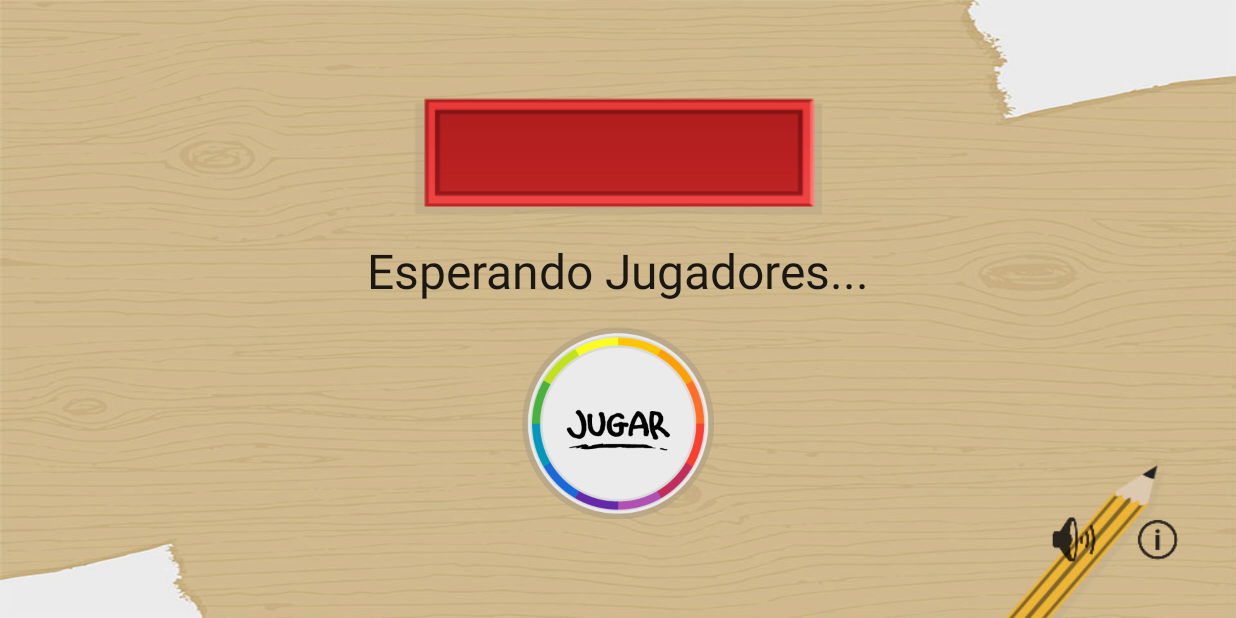
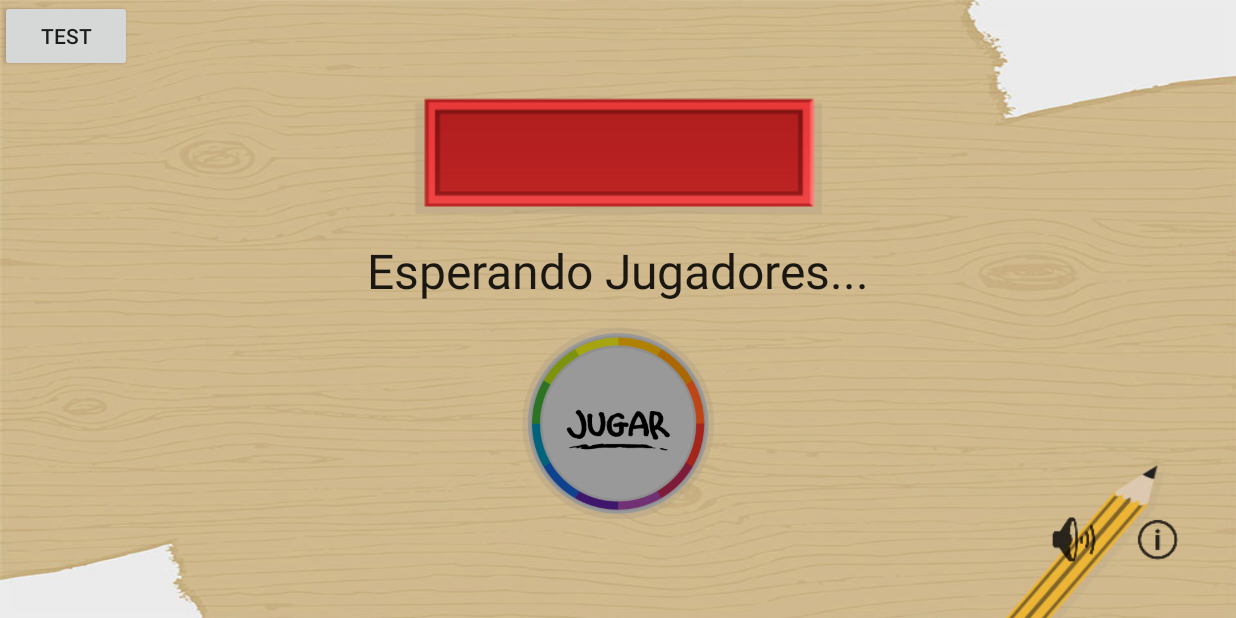
Before and after one commit to dccruzt/WeDraw, an Android app: the StartGameActivity screen opened directly, with no data from a screen before it, after a tap on an icon or button, on a phone screen of 824 x 412 dp (held sideways). Run offline under Robolectric (Android 15) with nearby library versions, the phone set to English and light mode, and no system bars; libraries missing offline, so code that uses them is left out: com.connectsdk.service; 1 statement that could not run was skipped.

Commit message:
Finished game connection with simulated events

```diff
--- a/app/src/main/java/upc/edu/pe/wedraw/InputNameActivity.java
+++ b/app/src/main/java/upc/edu/pe/wedraw/InputNameActivity.java
@@ -43,8 +43,8 @@ public class InputNameActivity extends Activity{
             public void onClick(View v) {
                 //Verificar nombre es menor de 20 caracteres
                 final String name = mNameEditText.getText().toString().trim();
-                /*Intent i = new Intent(InputNameActivity.this, StartGameActivity.class);
-                startActivity(i);*/
+                Intent i = new Intent(InputNameActivity.this, StartGameActivity.class);
+                startActivity(i);
                 if(Pattern.matches(NAME_REGEX, name)){
                     //Enviar el nombre al webapp
                     ConnectionHelper.sWebAppSession.sendMessage(JsonHelper.ConnectPlayer(name), new ResponseListener<Object>() {
--- a/app/src/main/java/upc/edu/pe/wedraw/StartGameActivity.java
+++ b/app/src/main/java/upc/edu/pe/wedraw/StartGameActivity.java
@@ -1,11 +1,22 @@
 package upc.edu.pe.wedraw;
 
+import android.content.Intent;
 import android.graphics.drawable.TransitionDrawable;
 import android.os.Bundle;
 import android.support.annotation.Nullable;
 import android.support.v7.app.AppCompatActivity;
 import android.view.View;
 import android.widget.Button;
+import android.widget.TextView;
+import android.widget.Toast;
+
+import com.connectsdk.service.capability.listeners.ResponseListener;
+import com.connectsdk.service.command.ServiceCommandError;
+
+import upc.edu.pe.wedraw.components.CustomTextView;
+import upc.edu.pe.wedraw.helpers.ConnectionHelper;
+import upc.edu.pe.wedraw.helpers.JsonHelper;
+import upc.edu.pe.wedraw.helpers.StatusHelper;
 
 /**
  * Created by aqws3 on 4/13/16.
@@ -13,27 +24,72 @@ import android.widget.Button;
 public class StartGameActivity extends AppCompatActivity{
 
     Button mStartButton;
+    CustomTextView txtPlayerName,txtHint;
 
-    boolean inactive = true;
+    boolean currentStatus = false;
+    int count =0;
     @Override
     protected void onCreate(@Nullable Bundle savedInstanceState) {
         super.onCreate(savedInstanceState);
         setContentView(R.layout.activity_start_game);
 
+        txtPlayerName = (CustomTextView) findViewById(R.id.txtPlayerName);
+        txtPlayerName.setText(StatusHelper.playerName);
+        txtHint = (CustomTextView) findViewById(R.id.txtHint);
+
+        Button test = (Button) findViewById(R.id.test);
+        test.setOnClickListener(new View.OnClickListener() {
+            @Override
+            public void onClick(View v) {
+                count++;
+                if(count>3){
+                    activarJugar(true);
+                }
+                if(count>5){
+                    count=0;
+                    activarJugar(false);
+                }
+            }
+        });
+
         mStartButton = (Button) findViewById(R.id.activity_start_game_start_button);
         mStartButton.setOnClickListener(new View.OnClickListener() {
             @Override
             public void onClick(View v) {
-                TransitionDrawable transition = (TransitionDrawable) mStartButton.getBackground();
-                if(inactive) {
-                    transition.startTransition(500);
-                }else{
-                    transition.reverseTransition(500);
-                }
-                inactive = !inactive;
+                ConnectionHelper.sWebAppSession.sendMessage(JsonHelper.requestGameStart(), new ResponseListener<Object>() {
+                    @Override
+                    public void onSuccess(Object object) {
+                        startGame();//TODO: comment this out
+                    }
+                    @Override
+                    public void onError(ServiceCommandError error) {
+
+                    }
+                });
             }
         });
     }
 
+    public void startGame(){
+        Intent i = new Intent(StartGameActivity.this, StartGameActivity.class);
+        startActivity(i);
+    }
+
+    public void activarJugar(boolean value){
+        TransitionDrawable transition = (TransitionDrawable) mStartButton.getBackground();
+        if(currentStatus == value)
+            return;
+        currentStatus = value;
+        if(currentStatus) { // Activar boton
+            transition.startTransition(500);
+            mStartButton.setEnabled(true);
+            txtHint.setText(getString(R.string.start_game));
+        }else{ //Desactivar boton
+            transition.reverseTransition(500);
+            mStartButton.setEnabled(false);
+            txtHint.setText(getString(R.string.waiting_players));
+        }
+    }
+
 
 }
--- /dev/null
+++ b/app/src/main/res/drawable/play_enabled_states.xml
@@ -0,0 +1,5 @@
+<?xml version="1.0" encoding="utf-8"?>
+<selector xmlns:android="http://schemas.android.com/apk/res/android">
+    <item android:drawable="@drawable/play_inactive" android:state_pressed="true"/>
+    <item android:drawable="@drawable/play_active"/>
+</selector>
--- a/app/src/main/res/drawable/transition_play.xml
+++ b/app/src/main/res/drawable/transition_play.xml
@@ -2,5 +2,5 @@
 <transition xmlns:android="http://schemas.android.com/apk/res/android">
     <!-- The drawables used here can be solid colors, gradients, shapes, images, etc. -->
     <item android:drawable="@drawable/play_inactive" />
-    <item android:drawable="@drawable/play_active" />
+    <item android:drawable="@drawable/play_enabled_states" />
 </transition>
--- a/app/src/main/res/layout/activity_input_name.xml
+++ b/app/src/main/res/layout/activity_input_name.xml
@@ -62,8 +62,8 @@
         android:inputType="text"
         android:textSize="@dimen/input_text_size"
         android:gravity="center"
-        android:background="@color/colorPrimaryDark"
-        android:textColor="@color/colorAccent"
+        android:background="@drawable/palabraescrita"
+        android:textColor="@color/white"
         android:padding="8dp"
         tools:text="Name"
         android:layout_gravity="center_horizontal"/>
--- a/app/src/main/res/layout/activity_start_game.xml
+++ b/app/src/main/res/layout/activity_start_game.xml
@@ -5,6 +5,12 @@
     android:layout_width="match_parent"
     android:background="@drawable/background_pencil"
     android:layout_height="match_parent">
+
+    <Button
+        android:id="@+id/test"
+        android:layout_width="wrap_content"
+        android:text="test"
+        android:layout_height="wrap_content" />
 
     <Button
         android:id="@+id/activity_start_game_back_button"
@@ -25,26 +31,27 @@
         android:layout_gravity="center_horizontal|center_vertical"
         android:orientation="vertical">
 
-        <LinearLayout
+        <RelativeLayout
             android:layout_width="wrap_content"
             android:layout_height="wrap_content"
             android:background="@drawable/nombre"
             android:layout_marginBottom="16dp">
 
             <upc.edu.pe.wedraw.components.CustomTextView
-                android:id="@+id/playerNameText"
+                android:id="@+id/txtPlayerName"
                 android:layout_width="wrap_content"
                 android:layout_height="wrap_content"
                 android:textSize="@dimen/text_size_normal"
-                android:layout_gravity="center"
-                android:gravity="center"
+                android:text="fasdfasdfa"
+                android:layout_centerInParent="true"
                 android:layout_marginLeft="@dimen/name_area_margin"
                 android:layout_marginRight="@dimen/name_area_margin"
                 android:textAppearance="?android:attr/textAppearanceLarge" />
 
-        </LinearLayout>
+        </RelativeLayout>
 
         <upc.edu.pe.wedraw.components.CustomTextView
+            android:id="@+id/txtHint"
             android:layout_width="wrap_content"
             android:layout_height="wrap_content"
             android:textAppearance="?android:attr/textAppearanceLarge"
--- a/app/src/main/res/values-large/dimens.xml
+++ b/app/src/main/res/values-large/dimens.xml
@@ -7,7 +7,7 @@
     <dimen name="button_text_size_normal">24dp</dimen>
     <dimen name="input_width">400dp</dimen>
     <dimen name="text_item_height">50dp</dimen>
-    <dimen name="text_item_size">24dp</dimen>
+    <dimen name="text_item_size">28dp</dimen>
     <dimen name="button_padding">12dp</dimen>
     <dimen name="input_text_size">24dp</dimen>
     <dimen name="text_margin">16dp</dimen>
--- a/app/src/main/res/values/colors.xml
+++ b/app/src/main/res/values/colors.xml
@@ -6,4 +6,5 @@
     <color name="fillButton">#FF2020</color>
     <color name="borderButton">#040404</color>
     <color name="disableButton">#33979797</color>
+    <color name="white">#fff</color>
 </resources>
```
Also changed, not shown: app/src/main/java/upc/edu/pe/wedraw/ConnectActivity.java (+4 -5 lines), app/src/main/java/upc/edu/pe/wedraw/connection/DesaplgListener.java (+27 -0 lines), app/src/main/java/upc/edu/pe/wedraw/helpers/JsonHelper.java (+15 -12 lines), app/src/main/java/upc/edu/pe/wedraw/helpers/StringsHelper.java (+8 -2 lines), app/src/main/res/drawable/background_tv_picker.xml (added, +9 -0 lines), app/src/main/res/layout/activity_connect.xml (+4 -3 lines), app/src/main/res/layout/list_item_tv.xml (+7 -6 lines), app/src/main/res/values/dimens.xml (+6 -2 lines), app/src/main/res/drawable/palabraescrita.png (added).
